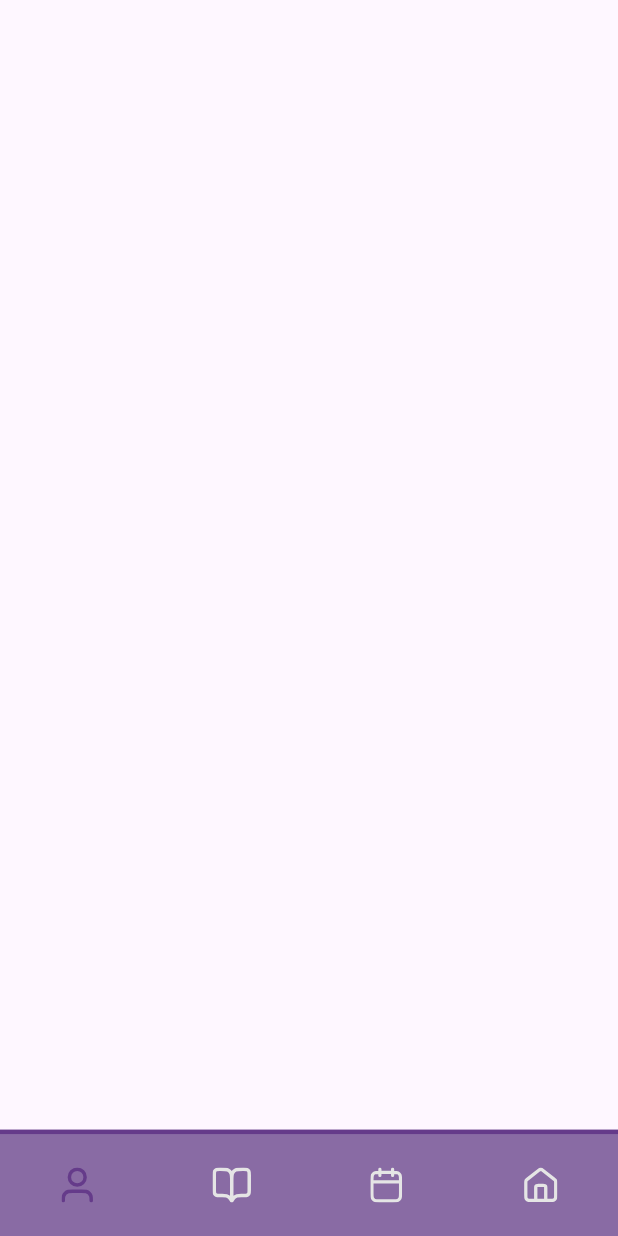
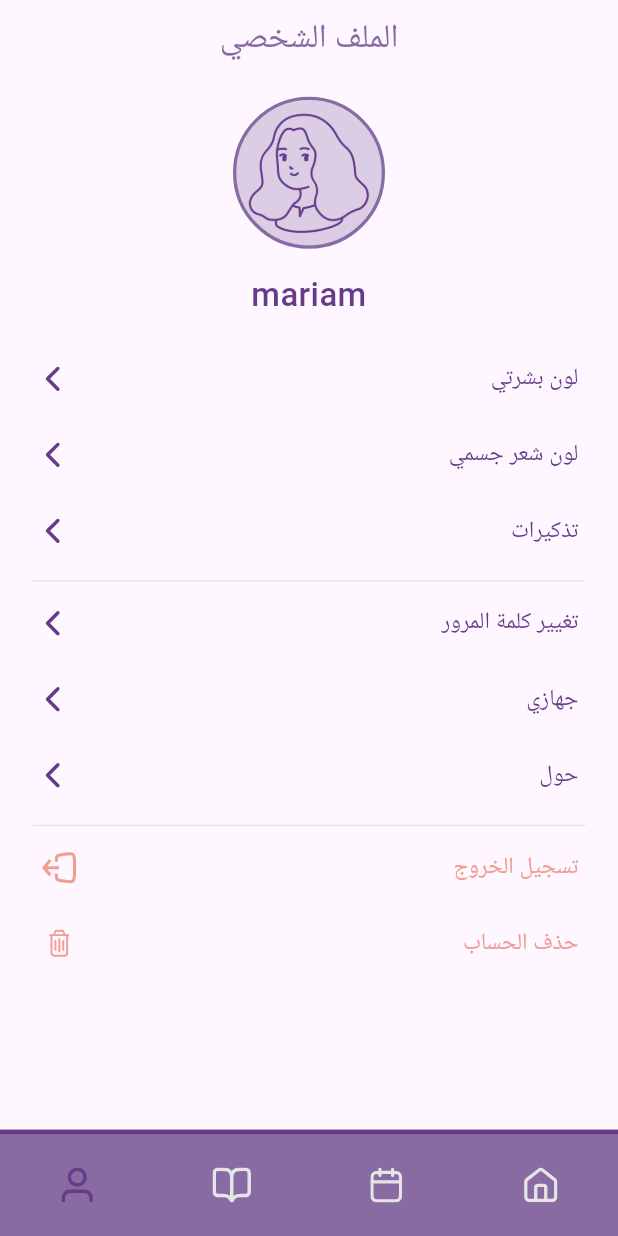
Before and after one commit to Fady4Mohamed/EL-Fathih, a Flutter app: the screen it shows after launch, after a tap on an icon or button, on a phone screen of 412 x 824 dp. Run offline on Flutter 3.47's test engine with Material 3 defaults, Android fonts, the phone set to English and light mode, and no system bars; our stand-ins replace bloc, dio, flutter_bloc, flutter_screenutil, flutter_svg, fluttertoast; network calls fail.

Commit message:
Add profile view and related widgets with SVG assets
- Implemented ProfileView with a circular image and user name display.
- Created ProfileBody widget containing various button rows for user settings.
- Added ButtonRow and RedButtonRow widgets for consistent button styling.
- Integrated SVG assets for logout and delete actions.
- Included new SVG icons for navigation and deletion functionalities.

```diff
--- a/lib/app/featuers/news/presentation/ui/views/article_view.dart
+++ b/lib/app/featuers/news/presentation/ui/views/article_view.dart
@@ -17,7 +17,7 @@ class _ArticleViewState extends State<ArticleView>
   late AnimationController _slideController;
   late Animation<double> _fadeAnimation;
   late Animation<Offset> _slideAnimation;
-  ScrollController _scrollController = ScrollController();
+final  ScrollController _scrollController = ScrollController();
   double _scrollOffset = 0.0;
 
   @override
--- /dev/null
+++ b/lib/app/featuers/profile/presentation/ui/profile_view.dart
@@ -0,0 +1,52 @@
+import 'package:el_fathih/app/featuers/profile/presentation/ui/widgets/profile_body.dart';
+import 'package:el_fathih/app/shared/theming/color.dart';
+import 'package:el_fathih/app/shared/theming/styles.dart';
+import 'package:el_fathih/app/shared/widgets/main_app_bar.dart';
+import 'package:flutter/material.dart';
+import 'package:flutter_screenutil/flutter_screenutil.dart';
+
+class ProfileView extends StatelessWidget {
+  const ProfileView({super.key});
+
+  @override
+  Widget build(BuildContext context) {
+    return Expanded(
+      child: Directionality(
+        textDirection: TextDirection.rtl,
+        child: SafeArea(
+          child: SingleChildScrollView(
+            child: Column(
+              mainAxisAlignment: MainAxisAlignment.start,
+              crossAxisAlignment: CrossAxisAlignment.start,
+              children: [
+                MainAppBar(title: 'الملف الشخصي', color: ColorsManager.white),
+                SizedBox(height: 12.h),
+                Center(
+                  child: Container(
+                    width: 100.r,
+                    height: 100.r,
+                    padding: EdgeInsets.all(4.r),
+                    decoration: BoxDecoration(
+                      shape: BoxShape.circle,
+                      color: ColorsManager.mainlight.withValues(alpha: .3),
+                      border: Border.all(
+                        color: ColorsManager.mainlight,
+                        width: 2.w,
+                      ),
+                    ),
+                    child: Image.asset('assets/image/girl.png'),
+                  ),
+                ),
+                SizedBox(height: 15.h),
+                Center(
+                  child: Text('mariam', style: TextStyles.font20NevySemiBold),
+                ),
+                ProfileBody(),
+              ],
+            ),
+          ),
+        ),
+      ),
+    );
+  }
+}
--- /dev/null
+++ b/lib/app/featuers/profile/presentation/ui/widgets/button_row.dart
@@ -0,0 +1,35 @@
+import 'package:el_fathih/app/shared/theming/styles.dart';
+import 'package:flutter/material.dart';
+import 'package:flutter_screenutil/flutter_screenutil.dart';
+import 'package:flutter_svg/svg.dart';
+
+class ButtonRow extends StatelessWidget {
+  const ButtonRow({super.key, this.onPressed, required this.title});
+final void Function()? onPressed;
+final String title;
+  @override
+  Widget build(BuildContext context) {
+    return TextButton(
+      onPressed: onPressed,
+      style: TextButton.styleFrom(
+        padding: EdgeInsets.zero,
+        minimumSize: Size(double.infinity, 40.h),
+        tapTargetSize: MaterialTapTargetSize.shrinkWrap,
+        shape: RoundedRectangleBorder(borderRadius: BorderRadius.circular(8.r)),
+      ),
+      child: Row(
+        children: [
+          SizedBox(width: 4.w),
+          Text(title, style: TextStyles.font14NevySemiBold),
+          Spacer(),
+          SvgPicture.asset(
+            'assets/svg/Vector (1).svg',
+            width: 16.w,
+            height: 16.h,
+          ),
+          SizedBox(width: 4.w),
+        ],
+      ),
+    );
+  }
+}
--- /dev/null
+++ b/lib/app/featuers/profile/presentation/ui/widgets/profile_body.dart
@@ -0,0 +1,51 @@
+
+import 'package:el_fathih/app/featuers/profile/presentation/ui/widgets/button_row.dart';
+import 'package:el_fathih/app/featuers/profile/presentation/ui/widgets/red_button_row.dart';
+import 'package:el_fathih/app/shared/theming/color.dart';
+import 'package:flutter/material.dart';
+import 'package:flutter_screenutil/flutter_screenutil.dart';
+
+class ProfileBody extends StatelessWidget {
+  const ProfileBody({
+    super.key,
+  });
+
+  @override
+  Widget build(BuildContext context) {
+    return Padding(
+      padding:  EdgeInsets.only(top: 20.h, left: 20.w, right: 20.w, bottom: 10.h),
+      child: Column(
+        children: [
+          ButtonRow(title: 'لون بشرتي', onPressed: () {}),
+          SizedBox(height: 10.h),
+          ButtonRow(title: 'لون شعر جسمي', onPressed: () {}),
+          SizedBox(height: 10.h),
+          ButtonRow(title: 'تذكيرات', onPressed: () {}),
+          SizedBox(height: 5.h),
+          Divider(
+            color: ColorsManager.whiteGrey,
+            thickness: 1.h,
+          ),
+          ButtonRow(title: 'تغيير كلمة المرور', onPressed: () {}),
+          SizedBox(height: 10.h),
+          ButtonRow(title: 'جهازي', onPressed: () {}),
+          SizedBox(height: 10.h),
+          ButtonRow(title: 'حول', onPressed: () {}),
+          SizedBox(height: 5.h),
+          Divider(
+            color: ColorsManager.whiteGrey,
+            thickness: 1.h,
+          ),
+          RedButtonRow(title: 'تسجيل الخروج', onPressed: () {},
+          assetPath: 'assets/svg/Sign_out_squre.svg',
+          ),
+          SizedBox(height: 10.h),
+          RedButtonRow(title: 'حذف الحساب', onPressed: () {},
+          assetPath: 'assets/svg/delet.svg',
+          ),
+          SizedBox(height: 10.h),
+        ],
+      ),
+    );
+  }
+}
--- /dev/null
+++ b/lib/app/featuers/profile/presentation/ui/widgets/red_button_row.dart
@@ -0,0 +1,37 @@
+import 'package:el_fathih/app/shared/theming/color.dart';
+import 'package:el_fathih/app/shared/theming/styles.dart';
+import 'package:flutter/material.dart';
+import 'package:flutter_screenutil/flutter_screenutil.dart';
+import 'package:flutter_svg/svg.dart';
+
+class RedButtonRow extends StatelessWidget {
+  const RedButtonRow({super.key, this.onPressed, required this.title, required this.assetPath});
+final void Function()? onPressed;
+final String title;
+final String assetPath;
+  @override
+  Widget build(BuildContext context) {
+    return TextButton(
+      onPressed: onPressed,
+      style: TextButton.styleFrom(
+        padding: EdgeInsets.zero,
+        minimumSize: Size(double.infinity, 40.h),
+        tapTargetSize: MaterialTapTargetSize.shrinkWrap,
+        shape: RoundedRectangleBorder(borderRadius: BorderRadius.circular(8.r)),
+      ),
+      child: Row(
+        children: [
+          SizedBox(width: 4.w),
+          Text(title, style: TextStyles.font14NevySemiBold.copyWith(color: ColorsManager.peach)),
+          Spacer(),
+          SvgPicture.asset(
+            assetPath,
+            width: 24.w,
+            height: 24.h,
+          ),
+          SizedBox(width: 4.w),
+        ],
+      ),
+    );
+  }
+}
--- a/lib/app/shared/navigatio_bar_view.dart
+++ b/lib/app/shared/navigatio_bar_view.dart
@@ -1,5 +1,6 @@
 import 'package:el_fathih/app/featuers/home/presentation/ui/home_view.dart';
 import 'package:el_fathih/app/featuers/news/presentation/ui/views/news_view.dart';
+import 'package:el_fathih/app/featuers/profile/presentation/ui/profile_view.dart';
 import 'package:el_fathih/app/featuers/schedule/presentation/manager/parts_filter_cubit/parts_filter_cubit.dart';
 import 'package:el_fathih/app/featuers/schedule/presentation/ui/schedule_view.dart';
 import 'package:el_fathih/app/shared/theming/color.dart';
@@ -34,7 +35,7 @@ class _NavigatioBarViewState extends State<NavigatioBarView> {
     // News
     const NewsView(),
     // Profile
-    const SizedBox(),
+    const ProfileView(),
   ];
   @override
   Widget build(BuildContext context) {
@@ -44,6 +45,7 @@ class _NavigatioBarViewState extends State<NavigatioBarView> {
           color: ColorsManager.mainlight,
           height: 813.h,
           child: SafeArea(
+            top:choice!=3 ,
             child: Container(
               color: ColorsManager.white,
               child: Column(
--- a/lib/app/shared/widgets/main_app_bar.dart
+++ b/lib/app/shared/widgets/main_app_bar.dart
@@ -7,15 +7,16 @@ import 'package:flutter_screenutil/flutter_screenutil.dart';
 
 class MainAppBar extends StatelessWidget {
   const MainAppBar({
-    super.key, required this.title,
+    super.key, required this.title,  this.color,
   });
 final String title;
+final Color? color;
   @override
   Widget build(BuildContext context) {
     return Container(
       width: double.infinity,
      padding:  EdgeInsets.symmetric(vertical: 10.h),
-      color: ColorsManager.mainlight,
-      child: Center(child: Text(title,style: TextStyles.font20whiteSemiBold,)));
+      color:color?? ColorsManager.mainlight,
+      child: Center(child: Text(title,style: TextStyles.font20whiteSemiBold.copyWith(color: color!=null ? ColorsManager.mainlight :null),)));
   }
 }
```
Also changed, not shown: assets/image/girl.png (added), assets/svg/Sign_out_squre.svg (added), assets/svg/Vector (1).svg (added), assets/svg/delet.svg (added), assets/svg/left arrow.svg (added).
